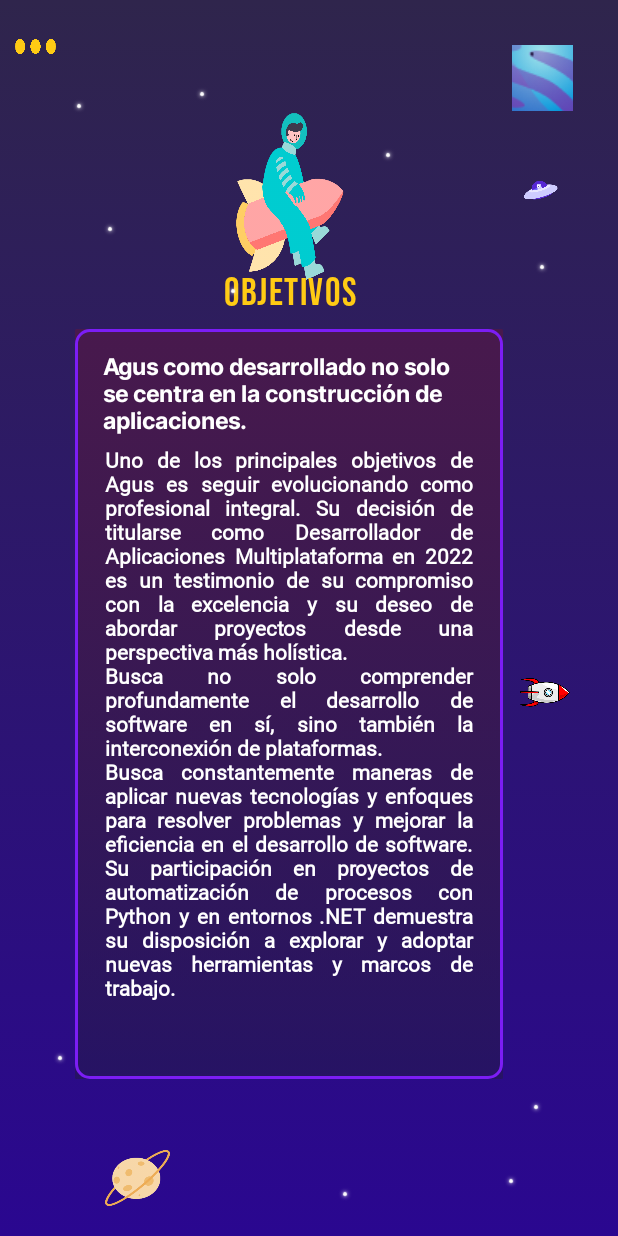
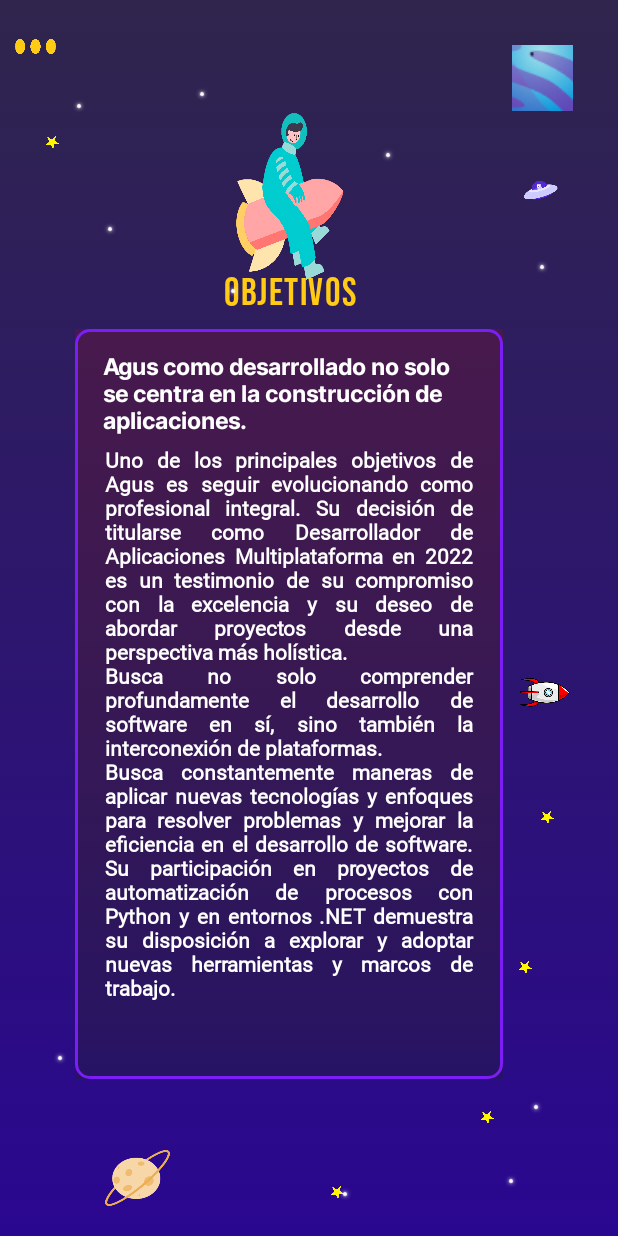
Before and after one commit to agustrodmar/dint-proyecto1-PortfolioMovil, an Android app built with Jetpack Compose: the AboutMeScreen screen opened through its navigation route, on a phone screen of 412 x 824 dp. Run offline under Robolectric (Android 15) with nearby library versions, the phone set to English and light mode, and no system bars; our stand-ins replace accompanist; Roboto replaces fonts that are not available here.

Commit message:
Design completed

```diff
--- a/app/src/main/java/com/arodmar432p/portfoliomovil/phoneapp/ui/AboutMeScreen.kt
+++ b/app/src/main/java/com/arodmar432p/portfoliomovil/phoneapp/ui/AboutMeScreen.kt
@@ -99,6 +99,50 @@ fun AboutMeScreen(navController: NavController) {
                 .width(80.dp)
                 .height(32.5.dp)
                 .offset(x = (-20).dp, y = (110.dp))
+        )
+
+        Image(
+            painter = painterResource(id = R.drawable.yellowstar),
+            contentDescription = "small yellow stars",
+            modifier = Modifier
+                .width(10.dp)
+                .height(10.dp)
+                .offset(x = 30.dp, y = (90).dp)
+        )
+
+        Image(
+            painter = painterResource(id = R.drawable.yellowstar),
+            contentDescription = "small yellow stars",
+            modifier = Modifier
+                .width(10.dp)
+                .height(10.dp)
+                .offset(x = 220.dp, y = (790).dp)
+        )
+
+        Image(
+            painter = painterResource(id = R.drawable.yellowstar),
+            contentDescription = "small yellow stars",
+            modifier = Modifier
+                .width(10.dp)
+                .height(10.dp)
+                .offset(x = 320.dp, y = (740).dp)
+        )
+
+        Image(
+            painter = painterResource(id = R.drawable.yellowstar),
+            contentDescription = "small yellow stars",
+            modifier = Modifier
+                .width(10.dp)
+                .height(10.dp)
+                .offset(x = 360.dp, y = (540).dp)
+        )
+        Image(
+            painter = painterResource(id = R.drawable.yellowstar),
+            contentDescription = "small yellow stars",
+            modifier = Modifier
+                .width(10.dp)
+                .height(10.dp)
+                .offset(x = 345.dp, y = (640).dp)
         )
 
         Box(
@@ -460,7 +504,7 @@ fun ValuesBox() {
             modifier = Modifier
                 .width(123.14343.dp)
                 .height(39.dp)
-                .offset(y = (125).dp)
+                .offset(y = (130).dp)
         )
 
         Image(painter = painterResource(id = R.drawable.coheteflechareves),
```
Also changed, not shown: app/src/main/res/drawable/yellowstar.png (added).
